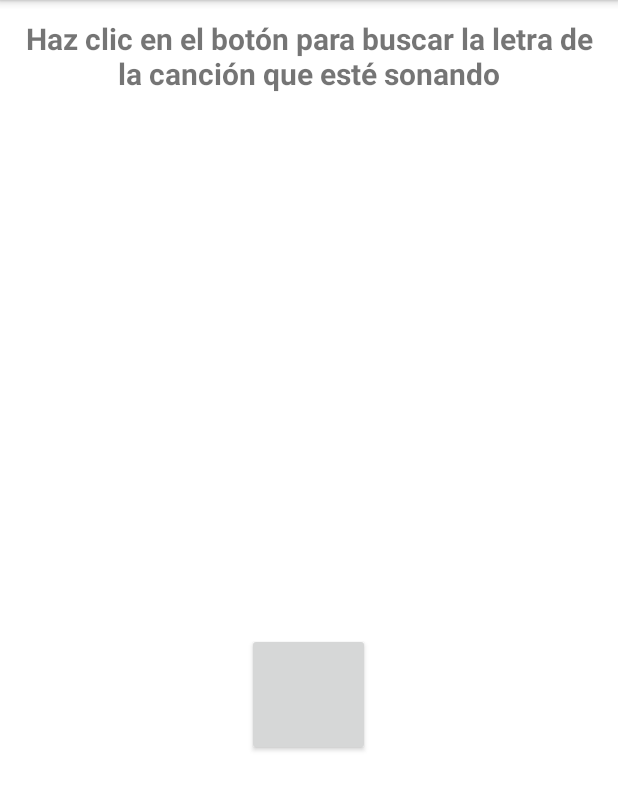
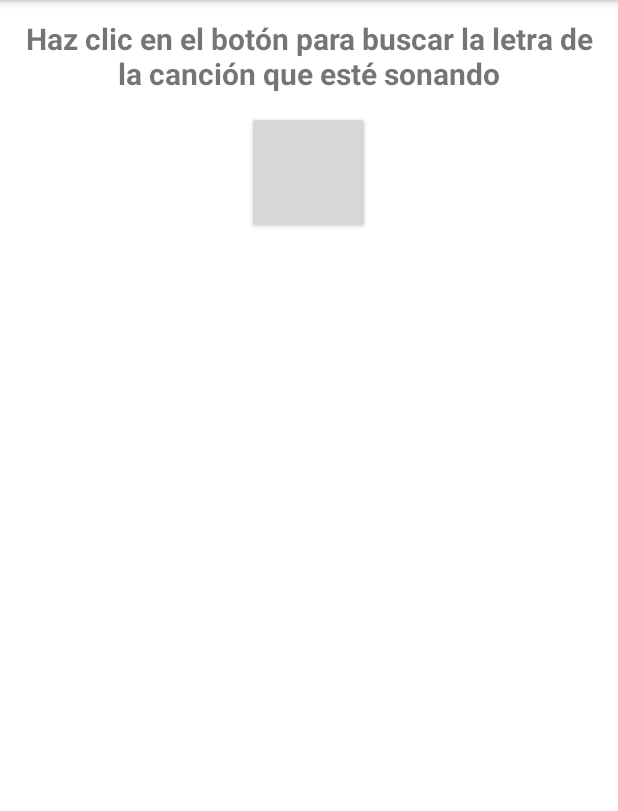
Before and after one commit to poblenou/FeatherLyrics_APP, an Android app: the Home screen opened directly, with no data from a screen before it, on a phone screen of 412 x 824 dp, the part 84-895 px from its top. Run offline under Robolectric (Android 15) with nearby library versions, the phone set to English and light mode, and no system bars; libraries missing offline, so code that uses them is left out: at.markushi.ui, retrofit.http; plain views replace CircleButton; 2 statements that could not run were skipped.

Commit message:
Reorganizado el menu y los archivos de la aplicación. Algunos cambios en la interfaz en la sección de "Discografía".

```diff
--- a/app/src/main/java/tk/sbarjola/pa/featherlyricsapp/Fragments/Art.java
+++ b/app/src/main/java/tk/sbarjola/pa/featherlyricsapp/Canciones/Art.java
@@ -1,4 +1,4 @@
-package tk.sbarjola.pa.featherlyricsapp.Fragments;
+package tk.sbarjola.pa.featherlyricsapp.Canciones;
 
 /**
  * Created by 46465442z on 21/12/15.
--- a/app/src/main/java/tk/sbarjola/pa/featherlyricsapp/Fragments/Home.java
+++ b/app/src/main/java/tk/sbarjola/pa/featherlyricsapp/Canciones/Canciones.java
@@ -1,4 +1,4 @@
-package tk.sbarjola.pa.featherlyricsapp.Fragments;
+package tk.sbarjola.pa.featherlyricsapp.Canciones;
 
 import android.os.AsyncTask;
 import android.os.Bundle;
@@ -29,7 +29,7 @@ import tk.sbarjola.pa.featherlyricsapp.Noticias.NoticiasAdapter;
 import tk.sbarjola.pa.featherlyricsapp.R;
 
 
-public class Home extends Fragment{
+public class Canciones extends Fragment{
 
     // Datos de la API
     private String BaseURL = "http://api.vagalume.com.br/";         //Principio de la URL que usará retrofit
@@ -56,7 +56,7 @@ public class Home extends Fragment{
 
     public View onCreateView(LayoutInflater inflater, ViewGroup contenedor, Bundle savedInstanceState) {
 
-        View view = inflater.inflate(R.layout.fragment_home, contenedor, false);
+        View view = inflater.inflate(R.layout.fragment_canciones, contenedor, false);
 
         CircleButton button = (CircleButton) view.findViewById(R.id.circleButton);
         button.setOnClickListener(new View.OnClickListener() {
--- a/app/src/main/java/tk/sbarjola/pa/featherlyricsapp/Fragments/LyricsList.java
+++ b/app/src/main/java/tk/sbarjola/pa/featherlyricsapp/Canciones/LyricsList.java
@@ -1,4 +1,4 @@
-package tk.sbarjola.pa.featherlyricsapp.Fragments;
+package tk.sbarjola.pa.featherlyricsapp.Canciones;
 
 /**
  * Created by 46465442z on 21/12/15.
--- a/app/src/main/java/tk/sbarjola/pa/featherlyricsapp/Fragments/Mu.java
+++ b/app/src/main/java/tk/sbarjola/pa/featherlyricsapp/Canciones/Mu.java
@@ -1,4 +1,4 @@
-package tk.sbarjola.pa.featherlyricsapp.Fragments;
+package tk.sbarjola.pa.featherlyricsapp.Canciones;
 
 /**
  * Created by 46465442z on 21/12/15.
--- a/app/src/main/java/tk/sbarjola/pa/featherlyricsapp/Fragments/Translate.java
+++ b/app/src/main/java/tk/sbarjola/pa/featherlyricsapp/Canciones/Translate.java
@@ -1,4 +1,4 @@
-package tk.sbarjola.pa.featherlyricsapp.Fragments;
+package tk.sbarjola.pa.featherlyricsapp.Canciones;
 
 /**
  * Created by 46465442z on 21/12/15.
--- a/app/src/main/res/layout/fragment_artistas.xml
+++ b/app/src/main/res/layout/fragment_artistas.xml
@@ -1,6 +1,6 @@
 <FrameLayout xmlns:android="http://schemas.android.com/apk/res/android"
     xmlns:tools="http://schemas.android.com/tools" android:layout_width="match_parent"
-    android:layout_height="match_parent" tools:context="tk.sbarjola.pa.featherlyricsapp.Artistas.Artistas">
+    android:layout_height="match_parent" tools:context="tk.sbarjola.pa.featherlyricsapp.Cancion.Artistas">
 
     <!-- TODO: Update blank fragment layout -->
     <TextView android:layout_width="match_parent" android:layout_height="match_parent"
--- a/app/src/main/res/layout/fragment_home.xml
+++ b/app/src/main/res/layout/fragment_home.xml
@@ -9,43 +9,7 @@
     android:layout_alignParentLeft="true"
     android:layout_alignParentStart="true">
 
-        <ScrollView
-            android:layout_width="325dp"
-            android:layout_height="330dp"
-            android:id="@+id/scrollView2"
-            android:layout_marginTop="18dp"
-            android:layout_below="@+id/discografia_nombreArtista"
-            android:layout_alignParentRight="true"
-            android:layout_alignParentEnd="true"
-            android:layout_alignParentLeft="true"
-            android:layout_alignParentStart="true"
-            android:fillViewport="true">
-
-                <LinearLayout
-                    android:layout_width="match_parent"
-                    android:layout_height="match_parent"
-                    android:layout_margin="2dp"
-                    android:background="#ffffff"
-                    android:orientation="vertical"
-                    android:gravity="center_horizontal">
-
-                    <TextView
-                        android:layout_width="wrap_content"
-                        android:layout_height="wrap_content"
-                        android:id="@+id/lyricsTextView"
-                        android:gravity="center"
-                        android:layout_below="@+id/discografia_nombreArtista"
-                        android:layout_alignParentLeft="true"
-                        android:layout_alignParentStart="true"
-                        android:layout_alignParentRight="true"
-                        android:layout_alignParentEnd="true"
-                        android:textSize="16dp" />
-
-                </LinearLayout>
-
-        </ScrollView>
-
-        <TextView
+    <TextView
             android:text="Haz clic en el botón para buscar la letra de la canción que esté sonando"
             android:layout_width="340dp"
             android:layout_height="wrap_content"
@@ -58,9 +22,9 @@
             android:paddingRight="@dimen/activity_horizontal_margin"
             android:paddingLeft="@dimen/activity_horizontal_margin"
             android:layout_alignParentStart="true"
-            android:layout_alignRight="@+id/scrollView2"
-            android:layout_alignEnd="@+id/scrollView2"
-            android:textStyle="bold" />
+            android:textStyle="bold"
+        android:layout_alignParentRight="true"
+        android:layout_alignParentEnd="true" />
 
         <at.markushi.ui.CircleButton
             android:layout_width="82dip"
@@ -71,7 +35,7 @@
             android:id="@+id/circleButton"
             android:clickable="true"
             android:layout_marginTop="11dp"
-            android:layout_below="@+id/scrollView2"
-            android:layout_centerHorizontal="true" />
+            android:layout_centerHorizontal="true"
+            android:layout_below="@+id/discografia_nombreArtista" />
 
 </RelativeLayout>
--- a/app/src/main/res/menu/activity_main_drawer.xml
+++ b/app/src/main/res/menu/activity_main_drawer.xml
@@ -7,9 +7,9 @@
             android:icon="@android:drawable/ic_menu_view"
             android:title="Home" />
         <item
-            android:id="@+id/nav_artistas"
+            android:id="@+id/nav_canciones"
             android:icon="@android:drawable/ic_menu_camera"
-            android:title="Artistas" />
+            android:title="Canciones" />
         <item
             android:id="@+id/nav_discografia"
             android:icon="@android:drawable/ic_menu_gallery"
```
Also changed, not shown: app/src/main/java/tk/sbarjola/pa/featherlyricsapp/Artistas/Artistas.java (deleted, +0 -16 lines), app/src/main/java/tk/sbarjola/pa/featherlyricsapp/Discografia/Discografia.java (+9 -8 lines), app/src/main/java/tk/sbarjola/pa/featherlyricsapp/Home.java (added, +57 -0 lines), app/src/main/java/tk/sbarjola/pa/featherlyricsapp/MainActivity.java (+7 -10 lines), app/src/main/res/layout/discografia_adapter_layout.xml (+13 -9 lines), app/src/main/res/layout/fragment_canciones.xml (added, +77 -0 lines), app/src/main/res/layout/fragment_discografia.xml (+4 -21 lines), app/src/main/res/drawable/discografia_background.png (added).
